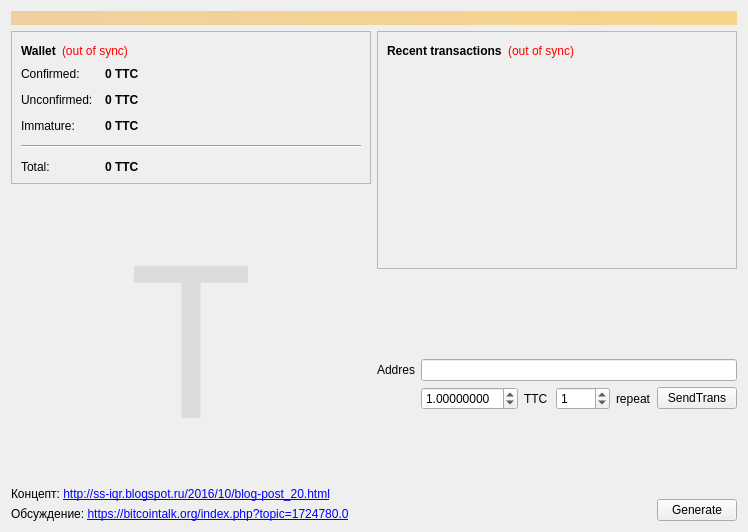
The window that src/qt/forms/overviewpage.ui (neiros/old_work) describes before a commit, drawn with Qt 5.
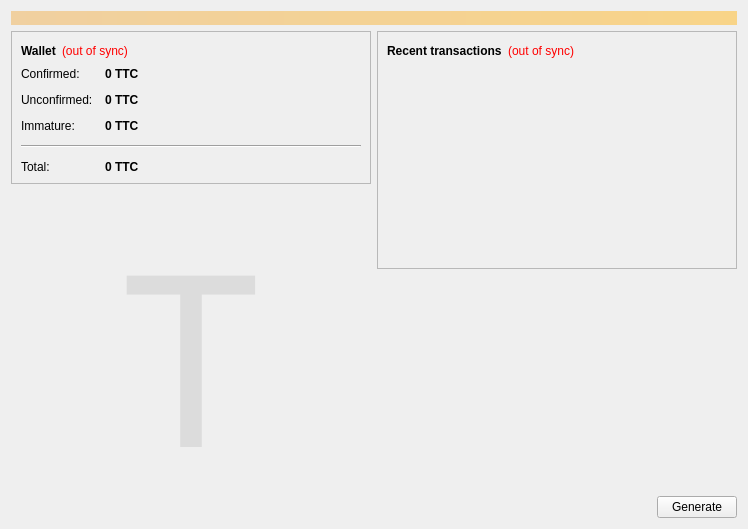
The same window after the commit.

Diff of the .ui file:
```diff
--- a/src/qt/forms/overviewpage.ui
+++ b/src/qt/forms/overviewpage.ui
@@ -7,7 +7,7 @@
     <x>0</x>
     <y>0</y>
     <width>748</width>
-    <height>472</height>
+    <height>488</height>
    </rect>
   </property>
   <property name="windowTitle">
@@ -243,7 +243,7 @@
          <property name="font">
           <font>
            <family>Wingdings</family>
-           <pointsize>160</pointsize>
+           <pointsize>180</pointsize>
           </font>
          </property>
          <property name="text">
@@ -267,29 +267,6 @@
          </property>
         </spacer>
        </item>
-       <item>
-        <widget class="QLabel" name="label_9">
-         <property name="text">
-          <string>&lt;html&gt;&lt;head/&gt;&lt;body&gt;&lt;p&gt;Концепт: &lt;a href=&quot;http://ss-iqr.blogspot.ru/2016/10/blog-post_20.html&quot;&gt;&lt;span style=&quot; text-decoration: underline; color:#0000ff;&quot;&gt;http://ss-iqr.blogspot.ru/2016/10/blog-post_20.html&lt;/span&gt;&lt;/a&gt;&lt;/p&gt;&lt;/body&gt;&lt;/html&gt;</string>
-         </property>
-         <property name="openExternalLinks">
-          <bool>true</bool>
-         </property>
-        </widget>
-       </item>
-       <item>
-        <widget class="QLabel" name="label_7">
-         <property name="toolTip">
-          <string/>
-         </property>
-         <property name="text">
-          <string>&lt;html&gt;&lt;head/&gt;&lt;body&gt;&lt;p&gt;Обсуждение: &lt;a href=&quot;https://bitcointalk.org/index.php?topic=1724780.0&quot;&gt;&lt;span style=&quot; text-decoration: underline; color:#0000ff;&quot;&gt;https://bitcointalk.org/index.php?topic=1724780.0&lt;/span&gt;&lt;/a&gt;&lt;/p&gt;&lt;/body&gt;&lt;/html&gt;</string>
-         </property>
-         <property name="openExternalLinks">
-          <bool>true</bool>
-         </property>
-        </widget>
-       </item>
       </layout>
      </item>
      <item>
@@ -365,94 +342,6 @@
          </layout>
         </widget>
        </item>
-       <item>
-        <spacer name="verticalSpacer_3">
-         <property name="orientation">
-          <enum>Qt::Vertical</enum>
-         </property>
-         <property name="sizeHint" stdset="0">
-          <size>
-           <width>20</width>
-           <height>40</height>
-          </size>
-         </property>
-        </spacer>
-       </item>
-       <item>
-        <layout class="QFormLayout" name="formLayout">
-         <property name="fieldGrowthPolicy">
-          <enum>QFormLayout::AllNonFixedFieldsGrow</enum>
-         </property>
-         <item row="1" column="0">
-          <widget class="QLabel" name="label_2">
-           <property name="text">
-            <string>Addres</string>
-           </property>
-          </widget>
-         </item>
-         <item row="1" column="1">
-          <widget class="QLineEdit" name="AddresForRepeatSend"/>
-         </item>
-         <item row="2" column="1">
-          <layout class="QHBoxLayout" name="horizontalLayout_5">
-           <item>
-            <widget class="QDoubleSpinBox" name="doubleSpinBoxAmount">
-             <property name="decimals">
-              <number>8</number>
-             </property>
-             <property name="value">
-              <double>1.000000000000000</double>
-             </property>
-            </widget>
-           </item>
-           <item>
-            <widget class="QLabel" name="label_SendTrans">
-             <property name="text">
-              <string>TTC</string>
-             </property>
-            </widget>
-           </item>
-           <item>
-            <spacer name="horizontalSpacer_4">
-             <property name="orientation">
-              <enum>Qt::Horizontal</enum>
-             </property>
-             <property name="sizeHint" stdset="0">
-              <size>
-               <width>40</width>
-               <height>20</height>
-              </size>
-             </property>
-            </spacer>
-           </item>
-           <item>
-            <widget class="QSpinBox" name="spinBoxQuantity">
-             <property name="maximum">
-              <number>9999</number>
-             </property>
-             <property name="value">
-              <number>1</number>
-             </property>
-            </widget>
-           </item>
-           <item>
-            <widget class="QLabel" name="label_6">
-             <property name="text">
-              <string>repeat</string>
-             </property>
-            </widget>
-           </item>
-           <item>
-            <widget class="QPushButton" name="ButtonSendTrans">
-             <property name="text">
-              <string>SendTrans</string>
-             </property>
-            </widget>
-           </item>
-          </layout>
-         </item>
-        </layout>
-       </item>
        <item>
         <spacer name="verticalSpacer_2">
          <property name="orientation">
```
